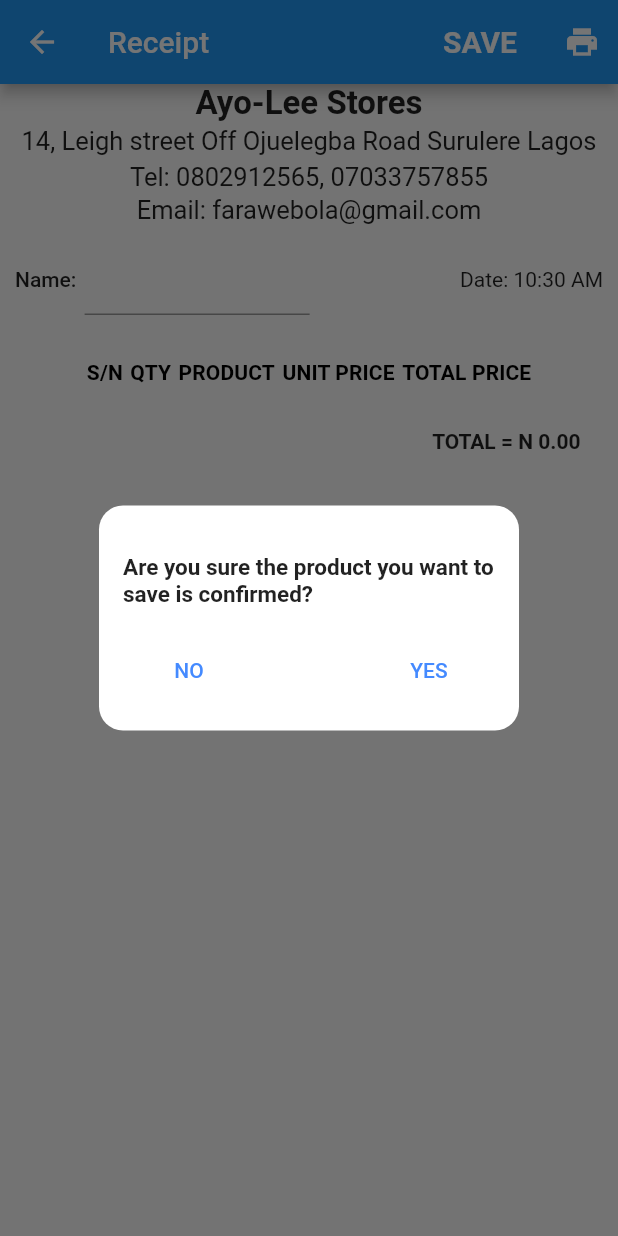
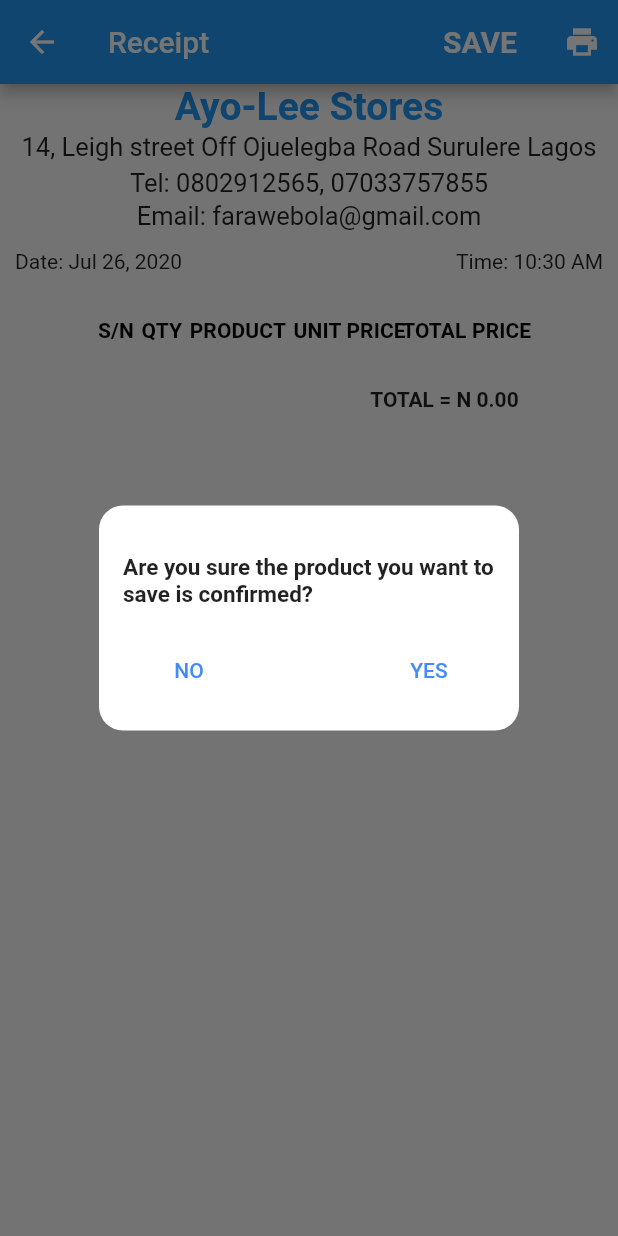
Before and after one commit to farawehassan/ayolee_enterprises, a Flutter app: the Receipt screen opened directly with empty values, after a tap on "SAVE", on a phone screen of 412 x 824 dp. Run offline on Flutter 3.47's test engine with Material 2 defaults, Android fonts, the phone set to English and light mode, and no system bars; our stand-ins replace dynamic_theme, flutter_money_formatter, flutter_typeahead, fluttertoast, font_awesome_flutter, modal_progress_hud and 3 more; missing offline and left inert: esc_pos_printer, flutter_sparkline, folding_cell; accounts and stored records are empty; project files that could hold a hidden picture were left out.

Commit message:
Changes from Moyo PC

```diff
--- a/lib/ui/navs/home_page.dart
+++ b/lib/ui/navs/home_page.dart
@@ -233,8 +233,6 @@ class _MyHomePageState extends State<MyHomePage> {
         ],
       ));
 
-      print(_details);
-
     });
 
     if(_details['qty'].toString().isNotEmpty && _details['product'].toString().isNotEmpty && _details['costPrice'].toString().isNotEmpty && _details['unitPrice'].toString().isNotEmpty && _details['totalPrice'].toString().isNotEmpty){
@@ -243,7 +241,6 @@ class _MyHomePageState extends State<MyHomePage> {
         _details.clear();
         qtyController.clear();
         priceController.clear();
-        print(_detailsList);
       } catch (e) {
         print(e);
         Constants.showMessage("Error in records");
@@ -256,10 +253,8 @@ class _MyHomePageState extends State<MyHomePage> {
   void _deleteItem(index){
     if (!mounted) return;
     setState((){
-      print(index);
       _rows.removeAt(index);
       try {
-        print(_detailsList[index]);
         _detailsList.removeAt(index);
       } catch (e) {
         print(e);
--- a/lib/ui/receipt/receipt_page.dart
+++ b/lib/ui/receipt/receipt_page.dart
@@ -27,40 +27,25 @@ class _ReceiptState extends State<Receipt> {
   var futureValue = FutureValues();
 
   /// Variable holding the company's name
-  String companyName = "Ayo-Lee Stores";
+  String _companyName = "Ayo-Lee Stores";
 
   /// Variable holding the company's address
-  String address = "14, Leigh street Off Ojuelegba Road Surulere Lagos";
+  String _address = "14, Leigh street Off Ojuelegba Road Surulere Lagos";
 
   /// Variable holding the company's phone number
-  String phoneNumber = "0802912565, 07033757855";
+  String _phoneNumber = "0802912565, 07033757855";
 
   /// Variable holding the company's email
-  String email = "farawebola@gmail.com";
+  String _email = "farawebola@gmail.com";
 
   /// Variable holding today's datetime
-  DateTime dateTime = DateTime.now();
-
-  /// Variable holding the buyer's name
-  String buyersName;
+  DateTime _dateTime = DateTime.now();
 
   /// Variable holding the total price
-  double totalPrice = 0.0;
-
-  /// A List to hold the widget [TableRow] for my products
-  List<TableRow> items = [];
+  double _totalPrice = 0.0;
 
   /// A List to hold the Map of [receivedProducts]
-  List<Map> receivedProducts = [];
-
-  /// Instantiating a class of the [Reports]
-  Reports dailyReportsData = new Reports();
-
-  /// A Map to hold the product's name to its current quantity
-  Map products = {};
-
-  /// A List to hold the Map of the data above
-  List<Map> productsList = [];
+  List<Map> _receivedProducts = [];
 
   /// Converting [dateTime] in string format to return a formatted time
   /// of hrs, minutes and am/pm
@@ -68,11 +53,16 @@ class _ReceiptState extends State<Receipt> {
     return DateFormat('h:mm a').format(DateTime.parse(dateTime)).toString();
   }
 
-  /// This adds the product details [sentProducts] to [receivedProducts] if it's
-  /// not empty and calculate the total price [totalPrice]
+  /// Converting [dateTime] in string format to return a formatted time
+  /// of weekday, month, day and year
+  String _getFormattedDate(String dateTime) {
+    return DateFormat('MMM d, ''yyyy').format(DateTime.parse(dateTime)).toString();
+  }
+
+  /// This adds the product details [sentProducts] to [_receivedProducts] if it's
+  /// not empty and calculate the total price [_totalPrice]
   void _addProducts() {
     for (var product in widget.sentProducts) {
-      print(product);
       if (product.isNotEmpty
           && product.containsKey('qty')
           && product.containsKey('product')
@@ -80,8 +70,8 @@ class _ReceiptState extends State<Receipt> {
           && product.containsKey('unitPrice')
           && product.containsKey('totalPrice')
       )  {
-        receivedProducts.add(product);
-        totalPrice += double.parse(product['totalPrice']);
+        _receivedProducts.add(product);
+        _totalPrice += double.parse(product['totalPrice']);
       }
     }
   }
@@ -89,8 +79,12 @@ class _ReceiptState extends State<Receipt> {
   /// Creating a [DataTable] widget from a List of Map [receivedProducts]
   /// using QTY, PRODUCT, UNIT, TOTAL, PAYMENT, TIME as DataColumn and
   /// the values of each DataColumn in the [receivedProducts] as DataRows
-  Widget _dataTable() {
-    return DataTable(
+  Container _dataTable() {
+    return Container(
+      width: SizeConfig.safeBlockHorizontal * 80,
+      child: Column(
+        children: <Widget>[
+          DataTable(
             columnSpacing: 5.0,
             columns: [
               DataColumn(
@@ -120,7 +114,7 @@ class _ReceiptState extends State<Receipt> {
                     style: TextStyle(fontWeight: FontWeight.bold),
                   )),
             ],
-      rows: receivedProducts.map((product) {
+            rows: _receivedProducts.map((product) {
               return DataRow(cells: [
                 DataCell(
                   Text((widget.sentProducts.indexOf(product) + 1).toString()),
@@ -139,6 +133,108 @@ class _ReceiptState extends State<Receipt> {
                 ),
               ]);
             }).toList(),
+          ),
+          Container(
+            margin: EdgeInsets.only(left: 5.0, right: 5.0),
+            padding: EdgeInsets.only(right: 20.0, top: 10.0),
+            child: Row(
+              mainAxisAlignment: MainAxisAlignment.end,
+              children: <Widget>[
+                Text(
+                  'TOTAL = ',
+                  style: TextStyle(fontWeight: FontWeight.w600),
+                ),
+                Text(
+                  '${Constants.money(_totalPrice).output.symbolOnLeft.toString()}',
+                  style: TextStyle(fontWeight: FontWeight.w600),
+                ),
+              ],
+            ),
+          )
+        ],
+      ),
+    );
+  }
+
+  /// This function contains the details of the store such as [_companyName],
+  /// [_address], [_phoneNumber], [_email]
+  Container _storeDetails(){
+    return Container(
+      child: Column(
+        children: <Widget>[
+          Container(
+            child: Text(
+                _companyName,
+                style: TextStyle(
+                  fontSize: 26.0,
+                  color: Colors.blue,
+                  fontWeight: FontWeight.bold,
+                )
+            ),
+          ),
+          Container(
+            padding: EdgeInsets.all(2.0),
+            child: Text(
+              _address,
+              style: TextStyle(
+                fontSize: 17.0,
+                fontWeight: FontWeight.w400,
+              ),
+            ),
+          ),
+          SizedBox(
+            height: 2.0,
+          ),
+          Container(
+            child: Text(
+              "Tel: $_phoneNumber",
+              style: TextStyle(
+                fontSize: 17.0,
+                fontWeight: FontWeight.w400,
+              ),
+            ),
+          ),
+          SizedBox(
+            height: 2.0,
+          ),
+          Container(
+            child: Text(
+              "Email: $_email",
+              style: TextStyle(
+                fontSize: 17.0,
+                fontWeight: FontWeight.w400,
+              ),
+            ),
+          ),
+          SizedBox(
+            height: 2.0,
+          ),
+          Padding(
+            padding: const EdgeInsets.all(10.0),
+            child: Row(
+              mainAxisAlignment: MainAxisAlignment.spaceBetween,
+              children: <Widget>[
+                Container(
+                  child: Text(
+                    "Date: ${_getFormattedDate(_dateTime.toString())}",
+                    style: TextStyle(
+                      fontWeight: FontWeight.w400,
+                    ),
+                  ),
+                ),
+                Container(
+                  child: Text(
+                    "Time: ${_getFormattedTime(_dateTime.toString())}",
+                    style: TextStyle(
+                      fontWeight: FontWeight.w400,
+                    ),
+                  ),
+                ),
+              ],
+            ),
+          ),
+        ],
+      ),
     );
   }
 
@@ -326,7 +422,7 @@ class _ReceiptState extends State<Receipt> {
             onPressed: () {
               Navigator.push(
                 context,
-                MaterialPageRoute(builder: (context) => PrintingReceipt(sentProducts: receivedProducts)),
+                MaterialPageRoute(builder: (context) => PrintingReceipt(sentProducts: widget.sentProducts)),
               );
             },
           ),
@@ -335,100 +431,11 @@ class _ReceiptState extends State<Receipt> {
       body: SafeArea(
         child: SingleChildScrollView(
           scrollDirection: Axis.vertical,
+          child: Align(
+            alignment: Alignment.center,
             child: Column(
               children: <Widget>[
-              Container(
-                child: Text(
-                  companyName,
-                  style: TextStyle(
-                    fontSize: 22.0,
-                    fontWeight: FontWeight.bold,
-                  ),
-                ),
-              ),
-              Container(
-                padding: EdgeInsets.all(2.0),
-                child: Text(
-                  address,
-                  style: TextStyle(
-                    fontSize: 17.0,
-                    fontWeight: FontWeight.w400,
-                  ),
-                ),
-              ),
-              SizedBox(
-                height: 2.0,
-              ),
-              Container(
-                child: Text(
-                  "Tel: $phoneNumber",
-                  style: TextStyle(
-                    fontSize: 17.0,
-                    fontWeight: FontWeight.w400,
-                  ),
-                ),
-              ),
-              SizedBox(
-                height: 2.0,
-              ),
-              Container(
-                child: Text(
-                  "Email: $email",
-                  style: TextStyle(
-                    fontSize: 17.0,
-                    fontWeight: FontWeight.w400,
-                  ),
-                ),
-              ),
-              SizedBox(
-                height: 2.0,
-              ),
-              Padding(
-                padding: const EdgeInsets.all(10.0),
-                child: Row(
-                  mainAxisAlignment: MainAxisAlignment.spaceBetween,
-                  children: <Widget>[
-                    Container(
-                      child: Row(
-                        children: <Widget>[
-                          Text(
-                            'Name: ',
-                            style: TextStyle(
-                              fontWeight: FontWeight.w500,
-                            ),
-                          ),
-                          SizedBox(
-                            width: 2.0,
-                          ),
-                          Container(
-                            width: 150.0,
-                            child: TextField(
-                              keyboardType: TextInputType.number,
-                              style: TextStyle(fontWeight: FontWeight.w500),
-                              onChanged: (value) {
-                                buyersName = value;
-                              },
-                              decoration: InputDecoration(
-                                hoverColor: Colors.black,
-                                fillColor: Colors.black,
-                                focusColor: Colors.black,
-                              ),
-                            ),
-                          ),
-                        ],
-                      ),
-                    ),
-                    Container(
-                      child: Text(
-                        "Date: ${_getFormattedTime(dateTime.toString())}",
-                        style: TextStyle(
-                          fontWeight: FontWeight.w400,
-                        ),
-                      ),
-                    ),
-                  ],
-                ),
-              ),
+                _storeDetails(),
                 Container(
                   child: Column(
                     mainAxisAlignment: MainAxisAlignment.start,
@@ -437,24 +444,8 @@ class _ReceiptState extends State<Receipt> {
                     children: <Widget>[_dataTable()],
                   ),
                 ),
-              Container(
-                margin: EdgeInsets.only(left: 5.0, right: 5.0),
-                padding: EdgeInsets.only(right: 20.0, top: 10.0),
-                child: Row(
-                  mainAxisAlignment: MainAxisAlignment.end,
-                  children: <Widget>[
-                    Text(
-                      'TOTAL = ',
-                      style: TextStyle(fontWeight: FontWeight.w600),
-                    ),
-                    Text(
-                      '${Constants.money(totalPrice).output.symbolOnLeft.toString()}',
-                      style: TextStyle(fontWeight: FontWeight.w600),
-                    ),
               ],
             ),
-              )
-            ],
           ),
         ),
       ),
@@ -464,8 +455,8 @@ class _ReceiptState extends State<Receipt> {
   /// This function calls [saveNewDailyReport()] with the details in
   /// [receivedProducts]
   void _saveProduct(String paymentMode) async {
-    if(receivedProducts.length > 0 && receivedProducts.isNotEmpty){
-      for (var product in receivedProducts) {
+    if(_receivedProducts.length > 0 && _receivedProducts.isNotEmpty){
+      for (var product in _receivedProducts) {
         try {
           await _saveNewDailyReport(
               double.parse(
@@ -509,7 +500,7 @@ class _ReceiptState extends State<Receipt> {
       dailyReport.unitPrice = unitPrice.toString();
       dailyReport.totalPrice = total.toString();
       dailyReport.paymentMode = paymentMode;
-      dailyReport.createdAt = DateTime.now().toString();
+      dailyReport.createdAt = _dateTime.toString();
 
       await api.addNewDailyReport(dailyReport).then((value) {
         print('$productName saved successfully');
--- a/pubspec.yaml
+++ b/pubspec.yaml
@@ -1,7 +1,7 @@
 name: ayolee_stores
 description: A sales application.
 
-version: 1.0.0+1
+version: 1.0.1+2
 
 environment:
   sdk: ">=2.1.0 <3.0.0"
```
Also changed, not shown: 2 other files. Lines whose indentation alone changed are shown as unchanged.
